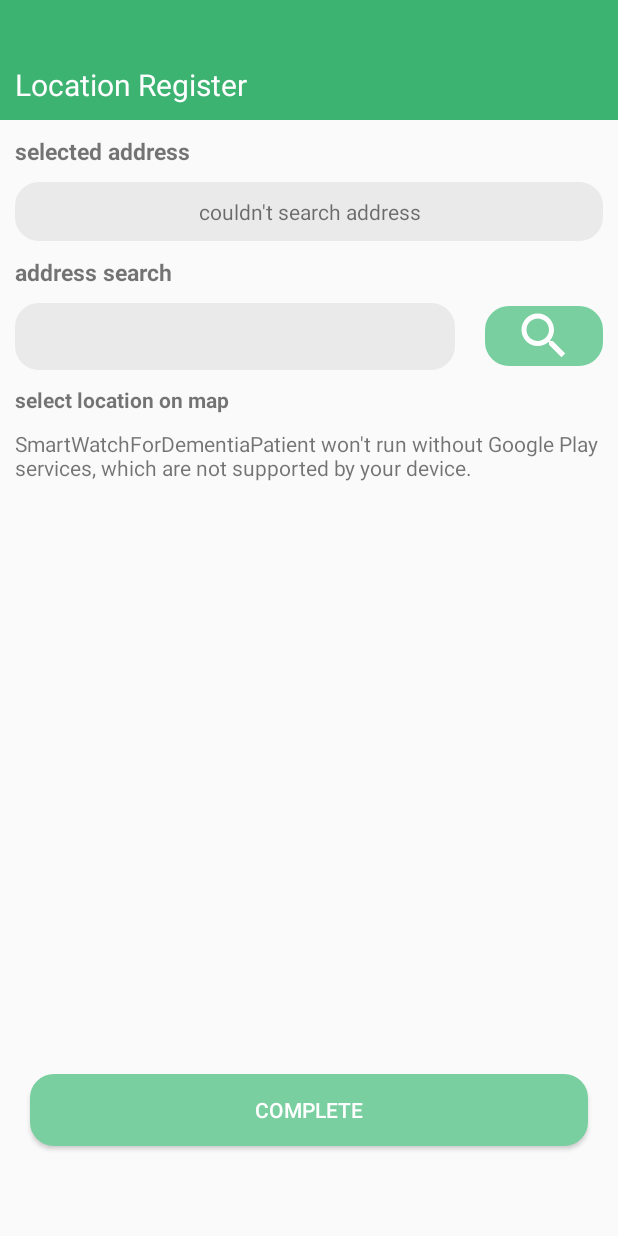
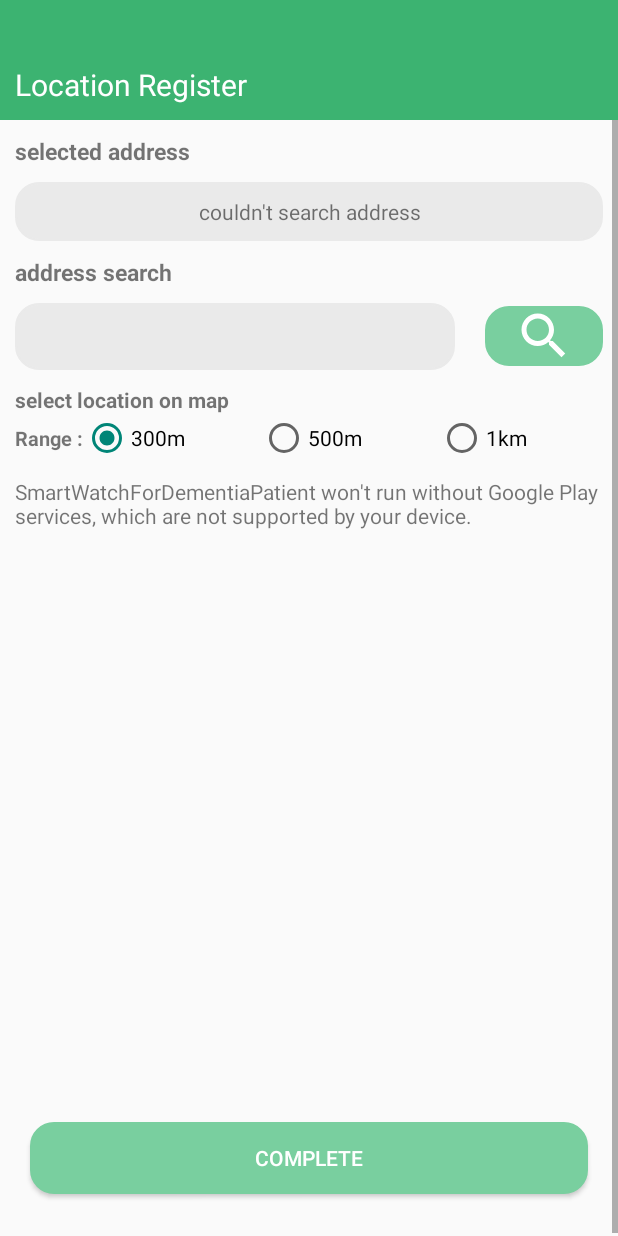
Before and after one commit to ndoubleg/Smart-watch-for-Dementia-patient, an Android app: the LocationRegisterActivity screen opened directly, with no data from a screen before it, on a phone screen of 412 x 824 dp. Run offline under Robolectric (Android 15) with nearby library versions, the phone set to English and light mode, and no system bars.

Commit message:
add location range

```diff
--- a/Smartphone App/application/app/src/main/res/layout/activity_location_registration.xml
+++ b/Smartphone App/application/app/src/main/res/layout/activity_location_registration.xml
@@ -90,6 +90,50 @@
                 android:textStyle="bold"
                 android:layout_marginTop="10dp"/>
 
+            <LinearLayout
+                android:layout_width="match_parent"
+                android:layout_height="wrap_content"
+                android:orientation="horizontal">
+
+                <TextView
+                    android:layout_width="wrap_content"
+                    android:layout_height="wrap_content"
+                    android:text="Range :"
+                    android:textSize="13dp"
+                    android:textStyle="bold"
+                    android:layout_gravity="center_vertical"/>
+
+
+                <RadioGroup
+                    android:id="@+id/radiogroup"
+                    android:layout_width="match_parent"
+                    android:layout_height="wrap_content"
+                    android:orientation="horizontal">
+
+                    <RadioButton
+                        android:id="@+id/radio_300"
+                        android:layout_width="wrap_content"
+                        android:layout_height="wrap_content"
+                        android:text="300m"
+                        android:layout_weight="1"
+                        android:checked="true"/>
+                    <RadioButton
+                        android:id="@+id/radio_500"
+                        android:layout_width="wrap_content"
+                        android:layout_height="wrap_content"
+                        android:text="500m"
+                        android:layout_weight="1"/>
+                    <RadioButton
+                        android:id="@+id/radio_1000"
+                        android:layout_width="wrap_content"
+                        android:layout_height="wrap_content"
+                        android:text="1km"
+                        android:layout_weight="1"/>
+                </RadioGroup>
+
+
+            </LinearLayout>
+
             <!-- google map  -->
             <fragment
                 android:id="@+id/map"
```
Also changed, not shown: Smartphone App/application/app/src/main/java/com/example/smartwatchfordementiapatient/LocationRegisterActivity.java (+68 -6 lines).
